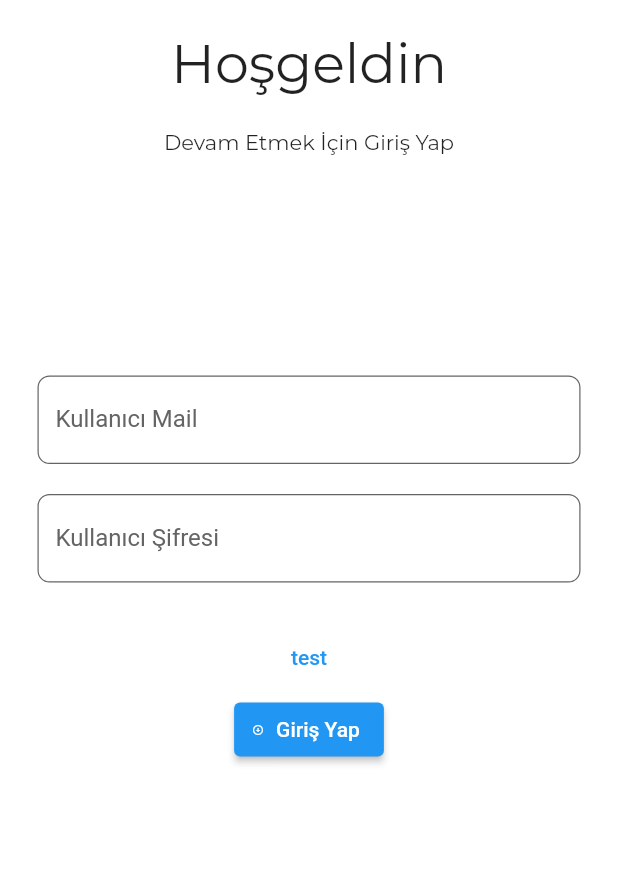
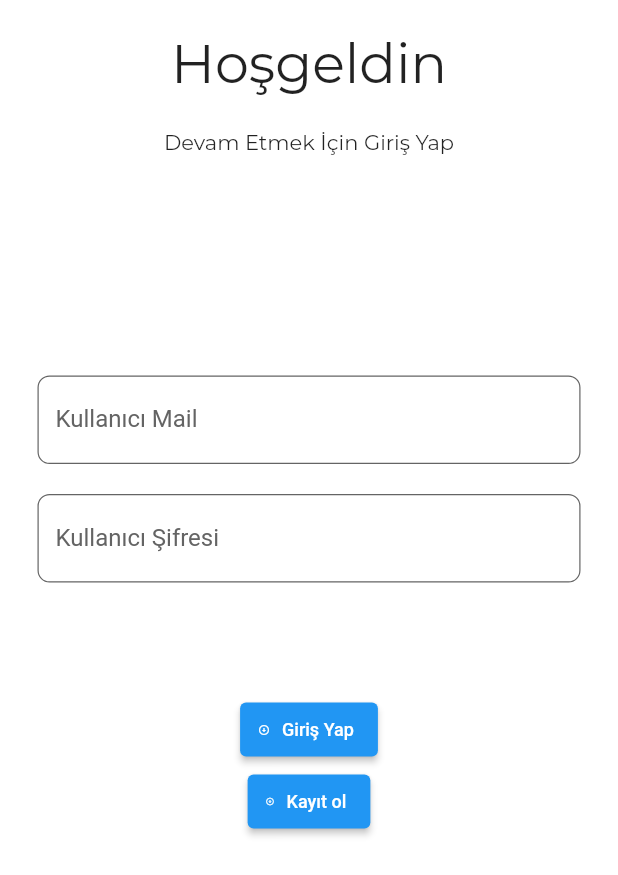
Before and after one commit to behemehal/GEE, a Flutter app: the screen it shows after launch, after a tap on "Login Sayfasına Git", on a phone screen of 412 x 824 dp. Shown: the top 875 px of the screen. Run offline on Flutter 3.47's test engine with Material 2 defaults, Android fonts, the phone set to English and light mode, and no system bars; our stand-ins replace shared_preferences.

```diff
--- a/lib/pages/login.dart
+++ b/lib/pages/login.dart
@@ -81,7 +81,7 @@ class LoginPageState extends State<LoginPage> {
                       ));
                     }
                   },
-                  child: Text("test"),
+                  child: Text(""),
                 ),
 
                 ElevatedButton.icon(
@@ -94,8 +94,22 @@ class LoginPageState extends State<LoginPage> {
                     );
                   },
                   icon: Icon(Icons.arrow_circle_down, size: 8),
-                  label: Text("Giriş Yap"),
-                  /*onPressed: () {
+                  label: Text("Giriş Yap", style: TextStyle(fontSize: 12.0, color: Colors.white)),
+                ),
+                ElevatedButton.icon(
+                  onPressed: () {
+                    Navigator.push(
+                      context,
+                      MaterialPageRoute(
+                        builder: (context) => RegisterPage(),
+                      ),
+                    );
+                  },
+                  icon: Icon(Icons.arrow_circle_down, size: 6),
+                  label: Text("Kayıt ol", style: TextStyle(fontSize: 12.0, color: Colors.white)),
+                ),
+
+                /*onPressed: () {s
                     Navigator.push(
                       context,
                       MaterialPageRoute(
@@ -107,7 +121,6 @@ class LoginPageState extends State<LoginPage> {
                     "Kayıt Ol",
                     style: TextStyle(fontSize: 12.0, color: Color.fromRGBO(158, 1, 49, 1)),
                   ),*/
-                )
               ],
             ),
           ),
```
